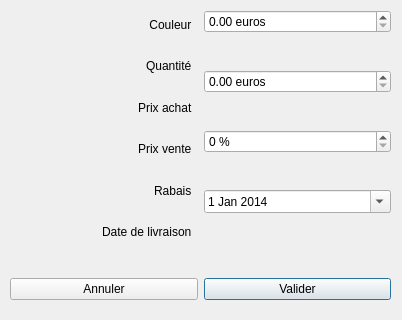
This is GestionDeStock/modifstock.ui in pawamoy/gestion-de-stock as Qt 5 draws it before an edit; both pictures show x 0 to 402 and y 221 to 541 of the 402 by 541 pixel window. The edited form follows.
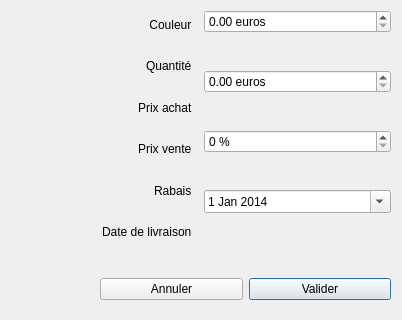
This is the edited form. Icons and pictures are not drawn.

Patch:
```diff
--- a/GestionDeStock/modifstock.ui
+++ b/GestionDeStock/modifstock.ui
@@ -416,9 +416,9 @@
   <widget class="QWidget" name="horizontalLayoutWidget">
    <property name="geometry">
     <rect>
-     <x>10</x>
+     <x>100</x>
      <y>490</y>
-     <width>381</width>
+     <width>291</width>
      <height>41</height>
     </rect>
    </property>
```
Left out of the diff: 8 changed lines with no effect on the pictures.
